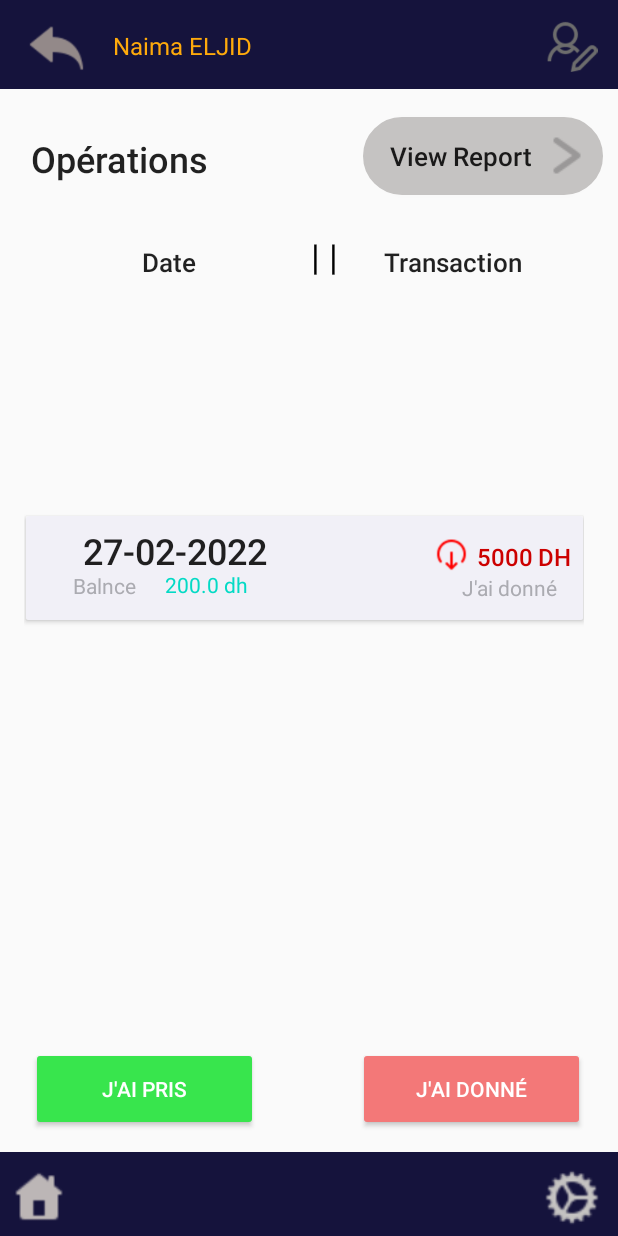
After one commit to naima-adardor/CreditBook, an Android app: the layout clientDetails.xml on its own in the app's theme, with its tools: preview values and no code run, on a phone screen of 412 x 824 dp. The commit adds this screen. Run offline under Robolectric (Android 15) with nearby library versions, the phone set to English and light mode, and no system bars; Roboto replaces fonts that are not available here.

Commit message:
Add clientDetails view

```diff
--- a/app/src/main/res/layout/client.xml
+++ b/app/src/main/res/layout/client.xml
@@ -97,7 +97,7 @@
         app:layout_constraintVertical_bias="0.369" />
 
     <ImageView
-        android:id="@+id/imageView12"
+        android:id="@+id/clientSettings"
         android:layout_width="40dp"
         android:layout_height="38dp"
         app:layout_constraintBottom_toBottomOf="@+id/textView4"
--- /dev/null
+++ b/app/src/main/res/layout/clientDetails.xml
@@ -0,0 +1,208 @@
+<?xml version="1.0" encoding="utf-8"?>
+<androidx.constraintlayout.widget.ConstraintLayout xmlns:android="http://schemas.android.com/apk/res/android"
+    xmlns:app="http://schemas.android.com/apk/res-auto"
+    xmlns:tools="http://schemas.android.com/tools"
+    android:layout_width="match_parent"
+    android:layout_height="match_parent">
+
+    <TextView
+        android:id="@+id/textView4"
+        android:layout_width="416dp"
+        android:layout_height="59dp"
+        android:background="@color/DarkBlue"
+        app:layout_constraintBottom_toBottomOf="parent"
+        app:layout_constraintEnd_toEndOf="parent"
+        app:layout_constraintHorizontal_bias="0.0"
+        app:layout_constraintStart_toStartOf="parent"
+        app:layout_constraintTop_toTopOf="parent"
+        app:layout_constraintVertical_bias="0.0" />
+
+    <TextView
+        android:id="@+id/textView13"
+        android:layout_width="wrap_content"
+        android:layout_height="wrap_content"
+        android:text="Naima ELJID"
+        android:textAppearance="@style/TextAppearance.AppCompat.Body1"
+        android:textColor="?android:attr/colorPressedHighlight"
+        android:textSize="16sp"
+        app:layout_constraintBottom_toBottomOf="@+id/textView4"
+        app:layout_constraintEnd_toEndOf="parent"
+        app:layout_constraintHorizontal_bias="0.235"
+        app:layout_constraintStart_toStartOf="@+id/textView4"
+        app:layout_constraintTop_toTopOf="parent"
+        app:layout_constraintVertical_bias="0.509" />
+
+    <ImageView
+        android:id="@+id/imageView8"
+        android:layout_width="43dp"
+        android:layout_height="42dp"
+        app:layout_constraintBottom_toBottomOf="@+id/textView4"
+        app:layout_constraintEnd_toEndOf="@+id/textView4"
+        app:layout_constraintHorizontal_bias="0.043"
+        app:layout_constraintStart_toStartOf="@+id/textView4"
+        app:layout_constraintTop_toTopOf="@+id/textView4"
+        app:layout_constraintVertical_bias="0.516"
+        app:srcCompat="@drawable/back" />
+
+    <ImageView
+        android:id="@+id/clientSettings"
+        android:layout_width="40dp"
+        android:layout_height="38dp"
+        app:layout_constraintBottom_toBottomOf="@+id/textView4"
+        app:layout_constraintEnd_toEndOf="@+id/textView4"
+        app:layout_constraintHorizontal_bias="0.956"
+        app:layout_constraintStart_toStartOf="@+id/textView4"
+        app:layout_constraintTop_toTopOf="parent"
+        app:layout_constraintVertical_bias="0.457"
+        app:srcCompat="@drawable/edit_user" />
+
+    <Button
+        android:id="@+id/btn"
+        android:layout_width="160dp"
+        android:layout_height="52dp"
+        android:background="@drawable/radius_button_client"
+        android:drawableEnd="@drawable/more_than"
+        android:text="View Report"
+        android:textAllCaps="false"
+        android:textSize="17dp"
+        app:layout_constraintBottom_toBottomOf="parent"
+        app:layout_constraintEnd_toEndOf="parent"
+        app:layout_constraintHorizontal_bias="0.96"
+        app:layout_constraintStart_toStartOf="parent"
+        app:layout_constraintTop_toTopOf="@+id/textView4"
+        app:layout_constraintVertical_bias="0.101" />
+
+    <TextView
+        android:id="@+id/textView6"
+        android:layout_width="414dp"
+        android:layout_height="56dp"
+        android:background="@color/DarkBlue"
+        app:layout_constraintBottom_toBottomOf="parent"
+        app:layout_constraintEnd_toEndOf="parent"
+        app:layout_constraintHorizontal_bias="0.0"
+        app:layout_constraintStart_toStartOf="parent"
+        app:layout_constraintTop_toTopOf="@+id/textView4"
+        app:layout_constraintVertical_bias="1.0" />
+
+    <ImageView
+        android:id="@+id/imageView4"
+        android:layout_width="40dp"
+        android:layout_height="38dp"
+        app:layout_constraintBottom_toBottomOf="parent"
+        app:layout_constraintEnd_toEndOf="@+id/textView6"
+        app:layout_constraintHorizontal_bias="0.016"
+        app:layout_constraintStart_toStartOf="parent"
+        app:layout_constraintTop_toTopOf="@+id/textView6"
+        app:layout_constraintVertical_bias="0.65"
+        app:srcCompat="@drawable/home" />
+
+    <ImageView
+        android:id="@+id/imageView5"
+        android:layout_width="40dp"
+        android:layout_height="39dp"
+        app:layout_constraintBottom_toBottomOf="@+id/textView6"
+        app:layout_constraintEnd_toEndOf="parent"
+        app:layout_constraintHorizontal_bias="0.972"
+        app:layout_constraintStart_toStartOf="@+id/textView6"
+        app:layout_constraintTop_toTopOf="@+id/textView6"
+        app:layout_constraintVertical_bias="0.631"
+        app:srcCompat="@drawable/settings_icon" />
+
+    <TextView
+        android:id="@+id/textView26"
+        android:layout_width="wrap_content"
+        android:layout_height="wrap_content"
+        android:text="@string/operations"
+        android:textAppearance="@style/TextAppearance.AppCompat.Body2"
+        android:textSize="24sp"
+        app:layout_constraintBottom_toBottomOf="@+id/textView6"
+        app:layout_constraintEnd_toEndOf="parent"
+        app:layout_constraintHorizontal_bias="0.071"
+        app:layout_constraintStart_toStartOf="parent"
+        app:layout_constraintTop_toTopOf="parent"
+        app:layout_constraintVertical_bias="0.113" />
+
+    <androidx.recyclerview.widget.RecyclerView
+        android:id="@+id/recyclerView2"
+        android:layout_width="373dp"
+        android:layout_height="219dp"
+        android:layout_marginBottom="336dp"
+        app:layout_constraintBottom_toBottomOf="@+id/textView6"
+        app:layout_constraintEnd_toEndOf="parent"
+        app:layout_constraintHorizontal_bias="0.421"
+        app:layout_constraintStart_toStartOf="parent"
+        app:layout_constraintTop_toTopOf="parent"
+        app:layout_constraintVertical_bias="1.0"
+        tools:listitem="@layout/recycler_view_row_client" />
+
+    <TextView
+        android:id="@+id/textView7"
+        android:layout_width="wrap_content"
+        android:layout_height="wrap_content"
+        android:text="@string/dateOpertion"
+        android:textAppearance="@style/TextAppearance.AppCompat.Body2"
+        android:textSize="17sp"
+        app:layout_constraintBottom_toBottomOf="@+id/textView6"
+        app:layout_constraintEnd_toEndOf="parent"
+        app:layout_constraintHorizontal_bias="0.252"
+        app:layout_constraintStart_toStartOf="parent"
+        app:layout_constraintTop_toTopOf="parent"
+        app:layout_constraintVertical_bias="0.203" />
+
+    <TextView
+        android:id="@+id/textView8"
+        android:layout_width="wrap_content"
+        android:layout_height="wrap_content"
+        android:text="Transaction"
+        android:textAppearance="@style/TextAppearance.AppCompat.Body2"
+        android:textSize="17sp"
+        app:layout_constraintBottom_toBottomOf="parent"
+        app:layout_constraintEnd_toEndOf="parent"
+        app:layout_constraintHorizontal_bias="0.8"
+        app:layout_constraintStart_toStartOf="parent"
+        app:layout_constraintTop_toTopOf="@+id/textView4"
+        app:layout_constraintVertical_bias="0.203" />
+
+    <TextView
+        android:id="@+id/textView22"
+        android:layout_width="23dp"
+        android:layout_height="39dp"
+        android:text="| |"
+        android:textColor="@color/black"
+        android:textSize="24sp"
+        app:layout_constraintBottom_toBottomOf="@+id/textView6"
+        app:layout_constraintEnd_toEndOf="parent"
+        app:layout_constraintHorizontal_bias="0.533"
+        app:layout_constraintStart_toStartOf="parent"
+        app:layout_constraintTop_toTopOf="@+id/textView4"
+        app:layout_constraintVertical_bias="0.196" />
+
+    <Button
+        android:id="@+id/button4"
+        android:layout_width="151dp"
+        android:layout_height="56dp"
+        android:backgroundTint="@color/green"
+        android:text="@string/jaipris"
+        android:textColor="@color/white"
+        app:layout_constraintBottom_toBottomOf="parent"
+        app:layout_constraintEnd_toEndOf="parent"
+        app:layout_constraintHorizontal_bias="0.08"
+        app:layout_constraintStart_toStartOf="parent"
+        app:layout_constraintTop_toTopOf="parent"
+        app:layout_constraintVertical_bias="0.909" />
+
+    <Button
+        android:id="@+id/button5"
+        android:layout_width="151dp"
+        android:layout_height="56dp"
+        android:backgroundTint="@color/red2"
+        android:text="@string/jaidonne"
+        android:textColor="@color/white"
+        app:layout_constraintBottom_toBottomOf="parent"
+        app:layout_constraintEnd_toEndOf="parent"
+        app:layout_constraintHorizontal_bias="0.75"
+        app:layout_constraintStart_toEndOf="@+id/button4"
+        app:layout_constraintTop_toTopOf="@+id/btn"
+        app:layout_constraintVertical_bias="0.899" />
+
+</androidx.constraintlayout.widget.ConstraintLayout>
--- /dev/null
+++ b/app/src/main/res/layout/recycler_view_row_client.xml
@@ -0,0 +1,122 @@
+<?xml version="1.0" encoding="utf-8"?>
+<androidx.constraintlayout.widget.ConstraintLayout xmlns:android="http://schemas.android.com/apk/res/android"
+    xmlns:app="http://schemas.android.com/apk/res-auto"
+    xmlns:tools="http://schemas.android.com/tools"
+    android:layout_width="match_parent"
+    android:layout_height="match_parent">
+
+    <androidx.cardview.widget.CardView
+        android:layout_width="371dp"
+        android:layout_height="69dp"
+        app:layout_constraintBottom_toBottomOf="parent"
+        app:layout_constraintEnd_toEndOf="parent"
+        app:layout_constraintStart_toStartOf="parent"
+        app:layout_constraintTop_toTopOf="parent">
+
+        <androidx.constraintlayout.widget.ConstraintLayout
+            android:layout_width="match_parent"
+            android:layout_height="71dp"
+            android:background="@color/material_dynamic_neutral95">
+
+            <TextView
+                android:id="@+id/textView9"
+                android:layout_width="wrap_content"
+                android:layout_height="wrap_content"
+                android:text=" 27-02-2022"
+                android:textAppearance="@style/TextAppearance.AppCompat.Body2"
+                android:textSize="24sp"
+                app:layout_constraintBottom_toBottomOf="parent"
+                app:layout_constraintEnd_toEndOf="parent"
+                app:layout_constraintHorizontal_bias="0.133"
+                app:layout_constraintStart_toStartOf="parent"
+                app:layout_constraintTop_toTopOf="parent"
+                app:layout_constraintVertical_bias="0.179" />
+
+            <TextView
+                android:id="@+id/textView19"
+                android:layout_width="95dp"
+                android:layout_height="23dp"
+                android:text="Balnce"
+                android:textAppearance="@style/TextAppearance.AppCompat.Body1"
+                android:textColor="@color/material_dynamic_neutral70"
+                android:textSize="14sp"
+                app:layout_constraintBottom_toBottomOf="parent"
+                app:layout_constraintEnd_toEndOf="parent"
+                app:layout_constraintHorizontal_bias="0.114"
+                app:layout_constraintStart_toStartOf="parent"
+                app:layout_constraintTop_toTopOf="parent"
+                app:layout_constraintVertical_bias="0.77" />
+
+            <TextView
+                android:id="@+id/textView27"
+                android:layout_width="95dp"
+                android:layout_height="23dp"
+                android:text="200.0 dh"
+                android:textAppearance="@style/TextAppearance.AppCompat.Body1"
+                android:textColor="@color/teal_200"
+                android:textSize="14sp"
+                app:layout_constraintBottom_toBottomOf="parent"
+                app:layout_constraintEnd_toEndOf="parent"
+                app:layout_constraintHorizontal_bias="0.336"
+                app:layout_constraintStart_toStartOf="parent"
+                app:layout_constraintTop_toTopOf="parent"
+                app:layout_constraintVertical_bias="0.75" />
+
+            <TextView
+                android:id="@+id/textView24"
+                android:layout_width="wrap_content"
+                android:layout_height="wrap_content"
+                android:text="J'ai donné"
+                android:textColor="@color/material_dynamic_neutral70"
+                android:textSize="14sp"
+                app:layout_constraintBottom_toBottomOf="parent"
+                app:layout_constraintEnd_toEndOf="parent"
+                app:layout_constraintHorizontal_bias="0.946"
+                app:layout_constraintStart_toStartOf="parent"
+                app:layout_constraintTop_toTopOf="parent"
+                app:layout_constraintVertical_bias="0.734" />
+
+            <TextView
+                android:id="@+id/textView23"
+                android:layout_width="41dp"
+                android:layout_height="20dp"
+                android:text="5000"
+                android:textAppearance="@style/TextAppearance.AppCompat.Body2"
+                android:textColor="@android:color/holo_red_dark"
+                android:textSize="16sp"
+                app:layout_constraintBottom_toBottomOf="parent"
+                app:layout_constraintEnd_toEndOf="parent"
+                app:layout_constraintHorizontal_bias="0.912"
+                app:layout_constraintStart_toStartOf="parent"
+                app:layout_constraintTop_toTopOf="parent"
+                app:layout_constraintVertical_bias="0.313" />
+
+            <ImageView
+                android:id="@+id/imageView6"
+                android:layout_width="31dp"
+                android:layout_height="24dp"
+                app:layout_constraintBottom_toBottomOf="parent"
+                app:layout_constraintEnd_toEndOf="parent"
+                app:layout_constraintHorizontal_bias="0.788"
+                app:layout_constraintStart_toStartOf="parent"
+                app:layout_constraintTop_toTopOf="parent"
+                app:layout_constraintVertical_bias="0.276"
+                app:srcCompat="@drawable/logout_rounded_down" />
+
+            <TextView
+                android:id="@+id/textView25"
+                android:layout_width="wrap_content"
+                android:layout_height="wrap_content"
+                android:layout_marginEnd="8dp"
+                android:text="DH"
+                android:textAppearance="@style/TextAppearance.AppCompat.Body2"
+                android:textColor="@android:color/holo_red_dark"
+                android:textSize="16sp"
+                app:layout_constraintBottom_toBottomOf="parent"
+                app:layout_constraintEnd_toEndOf="parent"
+                app:layout_constraintTop_toTopOf="parent"
+                app:layout_constraintVertical_bias="0.326" />
+
+        </androidx.constraintlayout.widget.ConstraintLayout>
+    </androidx.cardview.widget.CardView>
+</androidx.constraintlayout.widget.ConstraintLayout>
--- a/app/src/main/res/values/colors.xml
+++ b/app/src/main/res/values/colors.xml
@@ -15,5 +15,7 @@
     <color name="LightGray">#F1EEE9</color>
     <color name="Gray2">#AEAEAE</color>
     <color name="DarkBlue">#15133C</color>
+    <color name="green">#38E54D</color>
+    <color name="red2">#F37878</color>
 
 </resources>
--- a/app/src/main/res/values/strings.xml
+++ b/app/src/main/res/values/strings.xml
@@ -6,4 +6,8 @@
     <string name="lets_start">Let\'s Start</string>
     <string name="start">Let\'s Start</string>
     <string name="Book">Book</string>
+    <string name="operations">Opérations</string>
+    <string name="dateOpertion">Date</string>
+    <string name="jaipris">J\'ai pris</string>
+    <string name="jaidonne">J\'ai donné</string>
 </resources>
```
Also changed, not shown: app/src/main/res/drawable-v24/img.png (added), app/src/main/res/drawable-v24/img_1.png (added), app/src/main/res/drawable/edit_user.png (added).
